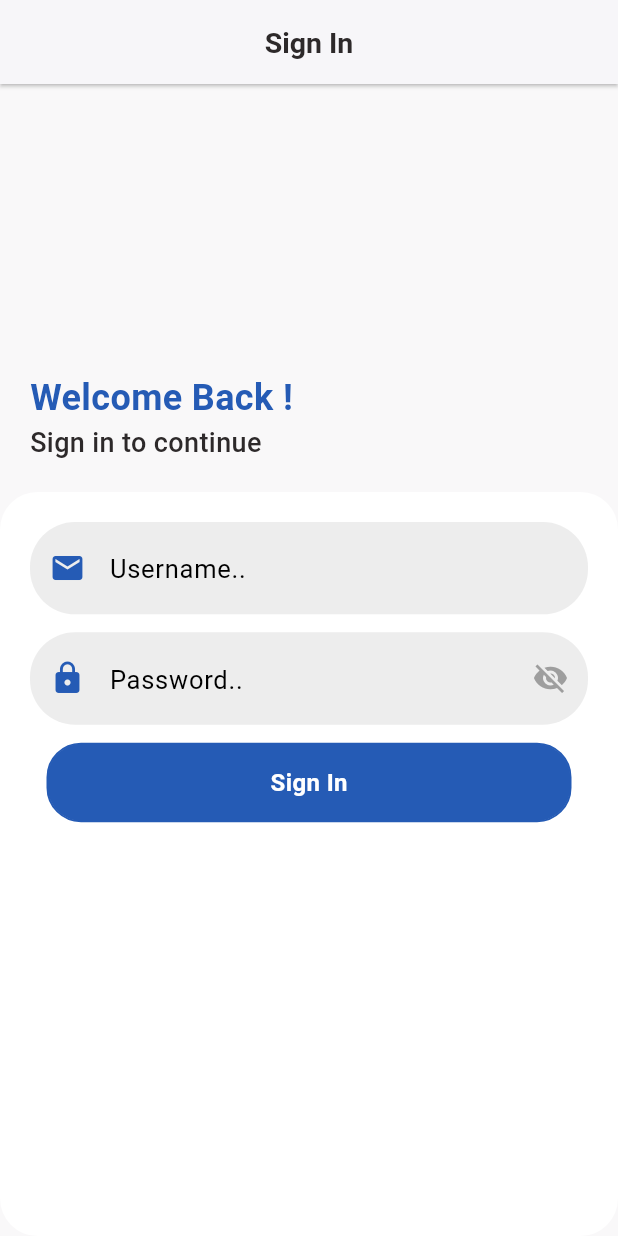
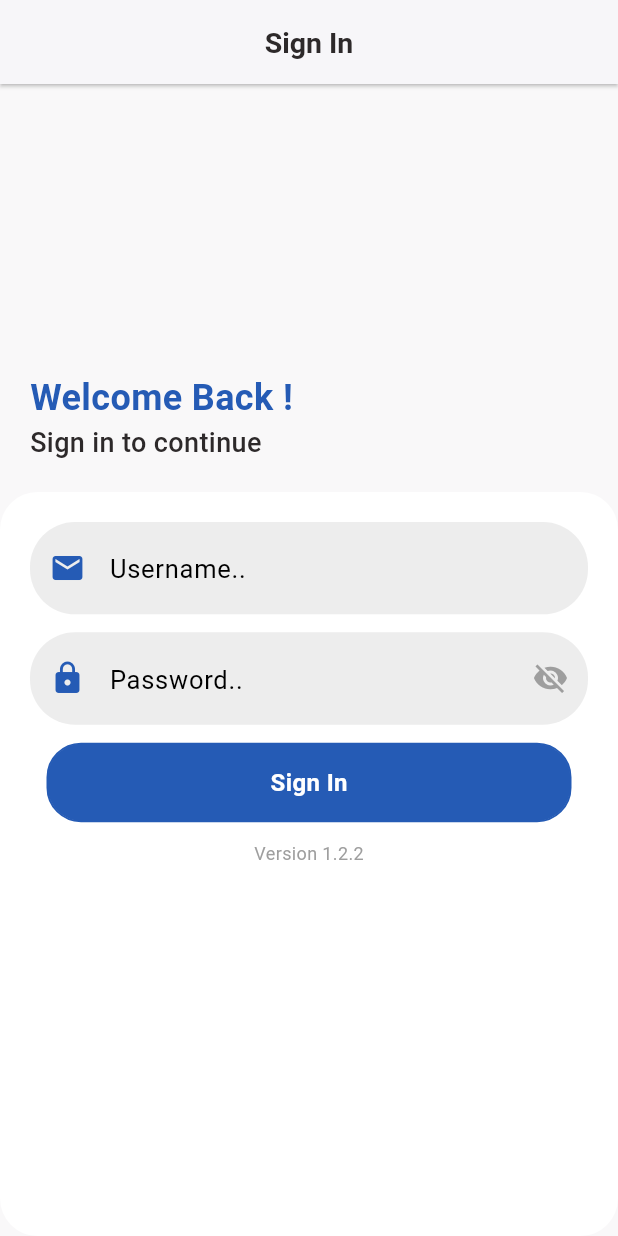
Before and after one commit to grextr01/romancewhmobile, a Flutter app: the screen it shows after launch, on a phone screen of 412 x 824 dp. Run offline on Flutter 3.47's test engine with Material 3 defaults, Android fonts, the phone set to English and light mode, and no system bars; our stand-ins replace dio, file_picker, flutter_bloc, fluttertoast, hive, hive_flutter and 4 more; missing offline and left inert: app_installer, excel; accounts and stored records are empty; network calls fail.

Commit message:
fixed version update

```diff
--- a/lib/UI/Login/login_page.dart
+++ b/lib/UI/Login/login_page.dart
@@ -1,5 +1,6 @@
 import 'package:flutter/material.dart';
 import 'package:flutter_bloc/flutter_bloc.dart';
+import 'package:package_info_plus/package_info_plus.dart';
 import 'package:romancewhs/Bloc/Login_bloc/login_cubit.dart';
 import 'package:romancewhs/Controllers/login_controller.dart';
 import 'package:romancewhs/Models/Boxes/boxes.dart';
@@ -14,7 +15,6 @@ class LoginPage extends StatelessWidget {
   final FocusNode _emailFocusNode = FocusNode();
   final TextEditingController _passwordController = TextEditingController();
   final FocusNode _passwordFocusNode = FocusNode();
-
   @override
   Widget build(BuildContext context) {
     setUserName();
@@ -150,6 +150,19 @@ class LoginPage extends StatelessWidget {
                                       }),
                                   const Padding(
                                       padding: EdgeInsets.only(top: 12)),
+                                  FutureBuilder<PackageInfo>(
+                                    future: PackageInfo.fromPlatform(),
+                                    builder: (context, snapshot) {
+                                      if (snapshot.hasData) {
+                                        return Text(
+                                          'Version ${snapshot.data!.version}',
+                                          style: const TextStyle(
+                                              color: Colors.grey, fontSize: 12),
+                                        );
+                                      }
+                                      return const Text('Version loading...');
+                                    },
+                                  ),
                                 ],
                               ),
                             ),
--- a/lib/UX/update.dart
+++ b/lib/UX/update.dart
@@ -19,14 +19,15 @@ Future<void> checkForUpdate() async {
         ..badCertificateCallback =
             (X509Certificate cert, String host, int port) => true;
     };
-    Fluttertoast.showToast(msg: 'Checking For Updates...');
+    Fluttertoast.showToast(msg: 'Checking For Updates... on $baseUrl');
     final response = await dio.get('$baseUrl/Update/check');
     final latestVersion = response.data['version'];
+    Fluttertoast.showToast(msg: 'Version $latestVersion found');
     final apkUrl = '$baseUrl/Update/download-apk';
 
     final packageInfo = await PackageInfo.fromPlatform();
     final currentVersion = packageInfo.version;
-
+    // Fluttertoast.showToast(msg: 'Current Version $currentVersion');
     if (latestVersion != currentVersion) {
       Fluttertoast.showToast(msg: 'Downloading Update...');
       final shouldUpdate = true;
```
